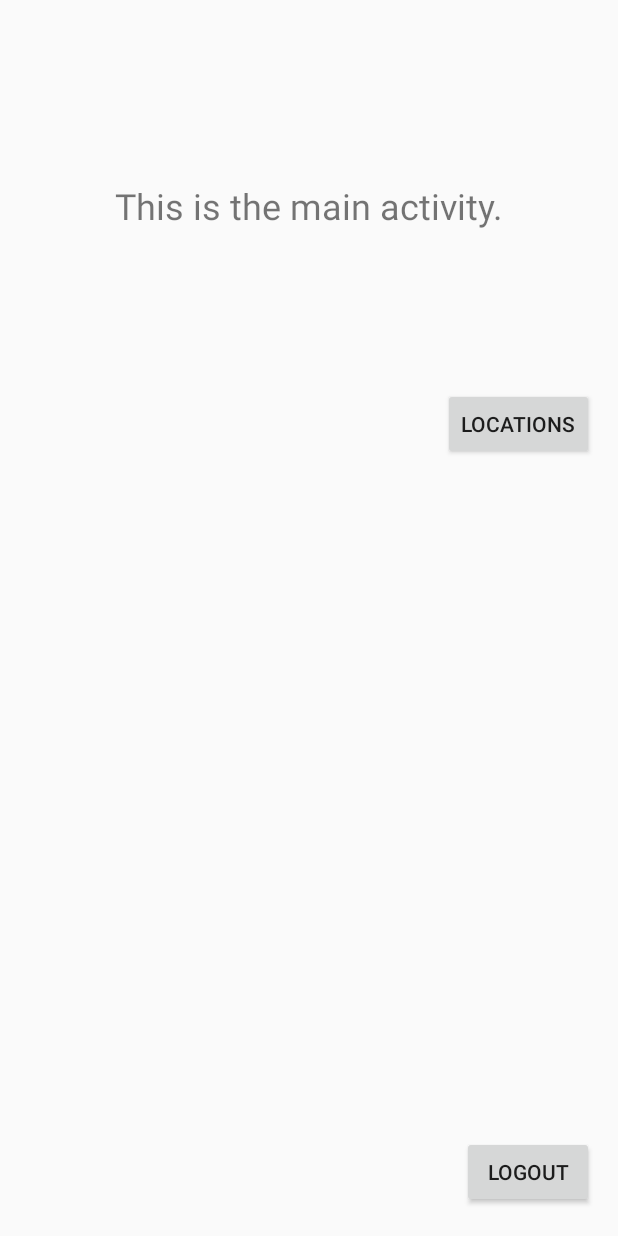
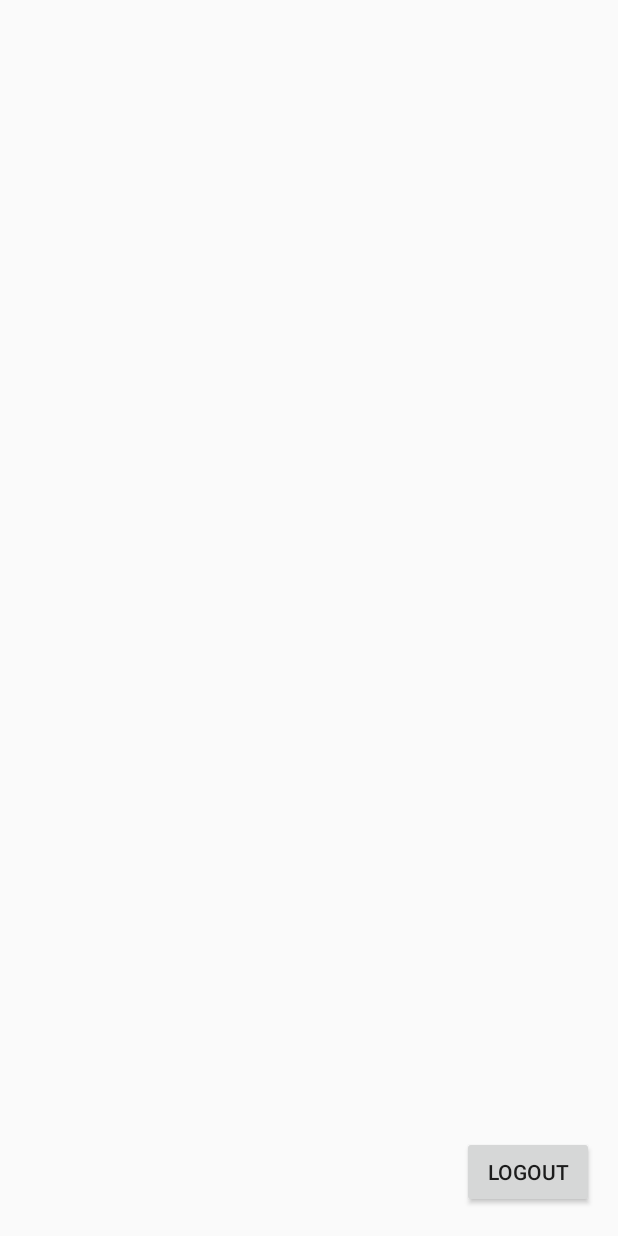
Before and after one commit to matthewsklar/Donatracker, an Android app: the MainActivity screen opened directly, with no data from a screen before it, on a phone screen of 412 x 824 dp. Run offline under Robolectric (Android 15) with nearby library versions, the phone set to English and light mode, and no system bars; 1 statement that could not run was skipped.

Commit message:
Remove old location button

```diff
--- a/app/src/main/res/layout/activity_main.xml
+++ b/app/src/main/res/layout/activity_main.xml
@@ -45,6 +45,7 @@
             android:layout_weight="1"
             android:background="@color/colorButtonLogin"
             android:fontFamily="sans-serif"
+            android:onClick="onLocationsPressed"
             android:text="View Donations"
             android:textAllCaps="true"
             android:textAppearance="@style/TextAppearance.AppCompat.Display2"
@@ -67,33 +68,4 @@
         app:layout_constraintTop_toTopOf="parent"
         app:layout_constraintVertical_bias="0.986" />
 
-    <TextView
-        android:id="@+id/textView"
-        android:layout_width="wrap_content"
-        android:layout_height="wrap_content"
-        android:layout_marginBottom="8dp"
-        android:layout_marginEnd="8dp"
-        android:layout_marginStart="8dp"
-        android:layout_marginTop="8dp"
-        android:text="This is the main activity."
-        android:textSize="24sp"
-        app:layout_constraintBottom_toBottomOf="parent"
-        app:layout_constraintEnd_toEndOf="parent"
-        app:layout_constraintStart_toStartOf="parent"
-        app:layout_constraintTop_toTopOf="parent"
-        app:layout_constraintVertical_bias="0.145" />
-
-    <Button
-        android:id="@+id/locationButton"
-        android:layout_width="wrap_content"
-        android:layout_height="wrap_content"
-        android:layout_marginEnd="16dp"
-        android:layout_marginTop="8dp"
-        android:onClick="onLocationsPressed"
-        android:text="Locations"
-        app:layout_constraintBottom_toBottomOf="parent"
-        app:layout_constraintEnd_toEndOf="parent"
-        app:layout_constraintTop_toTopOf="parent"
-        app:layout_constraintVertical_bias="0.326" />
-
 </android.support.constraint.ConstraintLayout>
```
